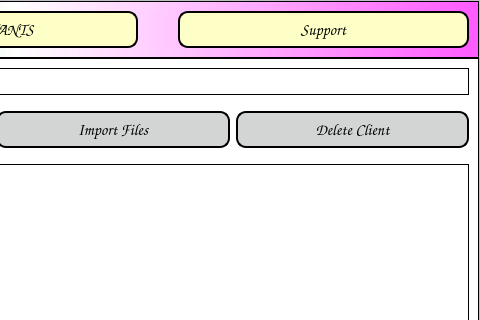
Qt form app/gui/resources/main_window.ui (JasonLaux/DC-Boxjelly) before a commit; both pictures show x 494 to 974 and y 0 to 320 of the 974 by 740 pixel window.
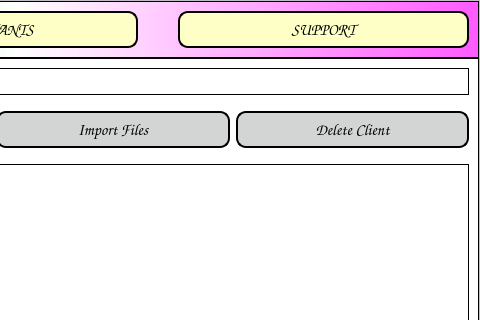
The same form after that commit. Icons and pictures are not drawn.

Commit message: Upper case the support button

Patch:
```diff
--- a/app/gui/resources/main_window.ui
+++ b/app/gui/resources/main_window.ui
@@ -530,7 +530,7 @@
 </string>
                </property>
                <property name="text">
-                <string>Support</string>
+                <string>SUPPORT</string>
                </property>
                <property name="icon">
                 <iconset>
```
